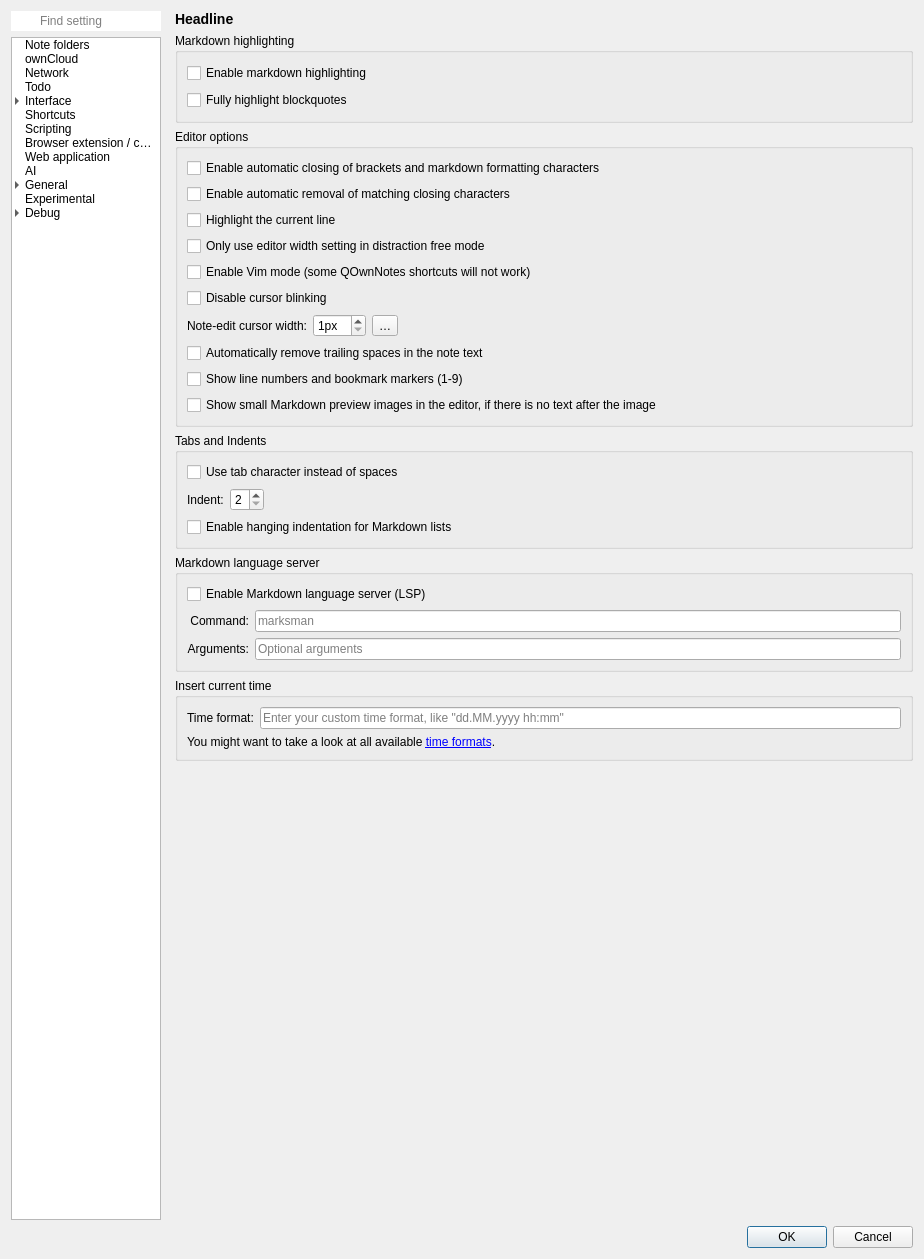
Qt form src/dialogs/settingsdialog.ui (pbek/QOwnNotes) before a commit.
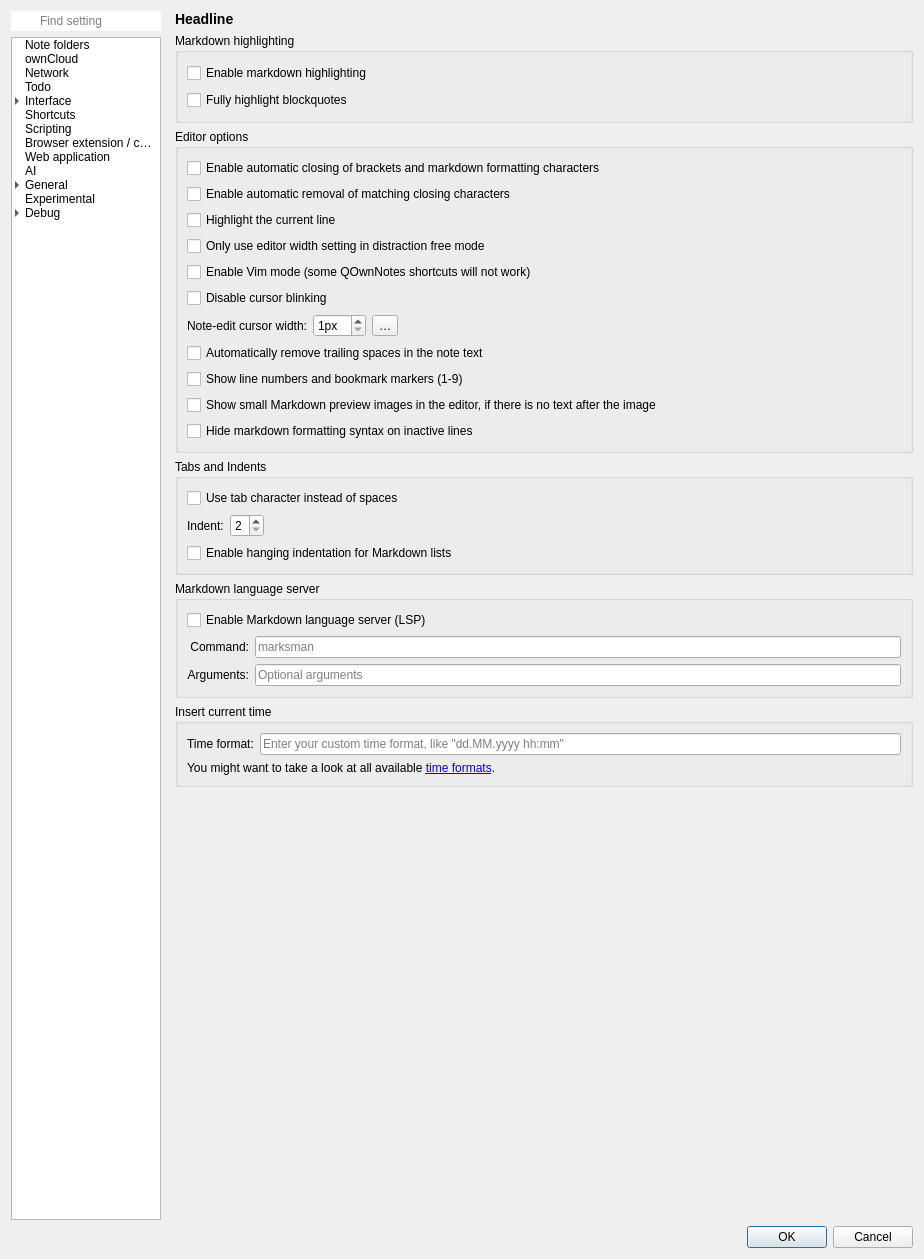
The same form after that commit. The open tabs and pages were chosen to show the change. Icons and pictures are not drawn. Custom widgets are drawn as their Qt base class.

Commit message: #1662 highlighting: add option to hide Markdown formatting syntax

```diff
--- a/src/dialogs/settingsdialog.ui
+++ b/src/dialogs/settingsdialog.ui
@@ -5702,6 +5702,16 @@
                   </property>
                  </widget>
                 </item>
+                 <item row="11" column="0" colspan="4">
+                  <widget class="QCheckBox" name="hideFormattingSyntaxCheckBox">
+                   <property name="toolTip">
+                    <string>Hides markdown formatting syntax (like **, *, #) on lines that are not being edited</string>
+                   </property>
+                   <property name="text">
+                    <string>Hide markdown formatting syntax on inactive lines</string>
+                   </property>
+                  </widget>
+                 </item>
                </layout>
               </widget>
              </item>
```
Left out of the diff: 3 changed lines with no effect on the pictures. The commit also changes 3 other files.
